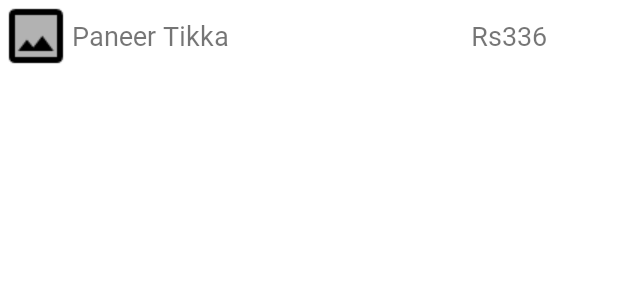
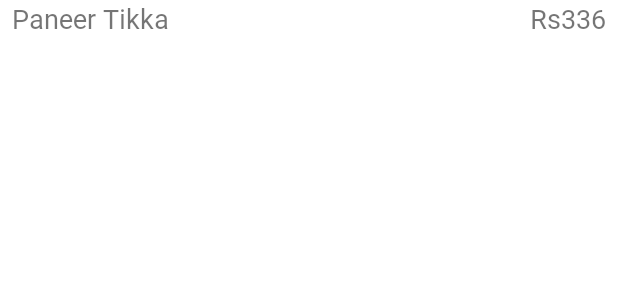
Before and after one commit to sumitthorat/lightweight-restaurant-mgmt-system, an Android app: the layout menu_item_layout.xml on its own in the app's theme, with its tools: preview values and no code run, on a phone screen of 412 x 824 dp. Shown: the top 300 px of the screen. Run offline under Robolectric (Android 15) with nearby library versions, the phone set to English and light mode, and no system bars.

Commit message:
Change Edit Menu page UI

```diff
--- a/Frontend/Android/app/src/main/res/layout/menu_item_layout.xml
+++ b/Frontend/Android/app/src/main/res/layout/menu_item_layout.xml
@@ -2,11 +2,14 @@
 <LinearLayout xmlns:android="http://schemas.android.com/apk/res/android"
     xmlns:app="http://schemas.android.com/apk/res-auto"
     android:layout_width="match_parent"
+    android:paddingStart="8dp"
+    android:paddingEnd="8dp"
     android:layout_height="wrap_content"
-    android:layout_marginBottom="8dp"
+    android:layout_marginBottom="16dp"
     android:orientation="horizontal">
 
     <ImageView
+        android:visibility="gone"
         android:id="@+id/imageView"
         android:layout_width="48dp"
         android:layout_height="48dp"
@@ -32,7 +35,7 @@
             android:id="@+id/tv_item_price"
             android:layout_width="match_parent"
             android:layout_height="wrap_content"
-            android:gravity="center"
+            android:gravity="end"
             android:text="Rs336"
             android:textSize="18sp" />
 
```
Also changed, not shown: Frontend/Android/app/src/main/res/layout/category_layout.xml (+0 -7 lines), 1 other file.
